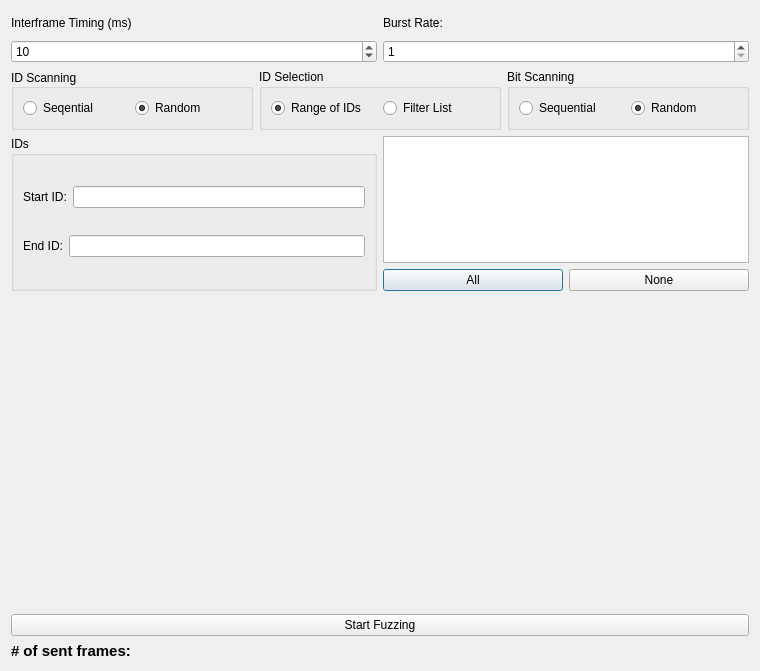
First picture: the form in fuzzingwindow.ui, repository collin80/SavvyCAN, before the edit.
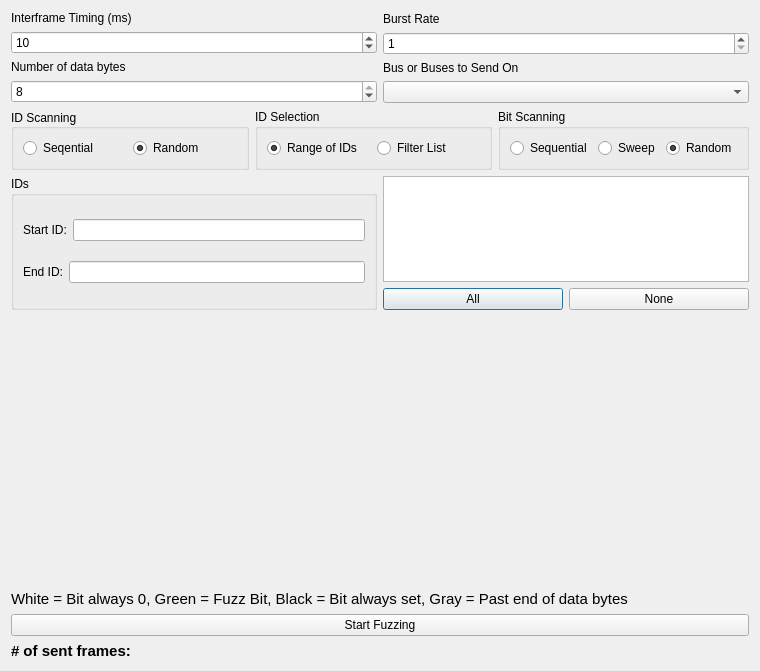
Second picture: the form after the edit. Custom widgets are drawn as their Qt base class.

Commit message: More implementation of fuzzing window - now it is possible to use the bitfield to select which bits to fuzz - random bit fuzzing works but seqential and sweep do not yet.

What changed in the file:
```diff
--- a/fuzzingwindow.ui
+++ b/fuzzingwindow.ui
@@ -13,7 +13,7 @@
   <property name="windowTitle">
    <string>Fuzzing Window</string>
   </property>
-  <layout class="QVBoxLayout" name="verticalLayout" stretch="1,1,3,6,0,0">
+  <layout class="QVBoxLayout" name="verticalLayout" stretch="1,1,3,6,0,0,0">
    <item>
     <layout class="QHBoxLayout" name="horizontalLayout">
      <item>
@@ -35,6 +35,23 @@
          </property>
         </widget>
        </item>
+       <item>
+        <widget class="QLabel" name="label_5">
+         <property name="text">
+          <string>Number of data bytes</string>
+         </property>
+        </widget>
+       </item>
+       <item>
+        <widget class="QSpinBox" name="spinBytes">
+         <property name="maximum">
+          <number>8</number>
+         </property>
+         <property name="value">
+          <number>8</number>
+         </property>
+        </widget>
+       </item>
       </layout>
      </item>
      <item>
@@ -42,7 +59,7 @@
        <item>
         <widget class="QLabel" name="label_2">
          <property name="text">
-          <string>Burst Rate:</string>
+          <string>Burst Rate</string>
          </property>
         </widget>
        </item>
@@ -59,6 +76,16 @@
          </property>
         </widget>
        </item>
+       <item>
+        <widget class="QLabel" name="label_6">
+         <property name="text">
+          <string>Bus or Buses to Send On</string>
+         </property>
+        </widget>
+       </item>
+       <item>
+        <widget class="QComboBox" name="cbBuses"/>
+       </item>
       </layout>
      </item>
     </layout>
@@ -133,6 +160,13 @@
           </property>
          </widget>
         </item>
+        <item>
+         <widget class="QRadioButton" name="rbSweep">
+          <property name="text">
+           <string>Sweep</string>
+          </property>
+         </widget>
+        </item>
         <item>
          <widget class="QRadioButton" name="rbRandomBits">
           <property name="text">
@@ -224,6 +258,18 @@
      </property>
     </widget>
    </item>
+   <item>
+    <widget class="QLabel" name="label_7">
+     <property name="font">
+      <font>
+       <pointsize>11</pointsize>
+      </font>
+     </property>
+     <property name="text">
+      <string>White = Bit always 0, Green = Fuzz Bit, Black = Bit always set, Gray = Past end of data bytes</string>
+     </property>
+    </widget>
+   </item>
    <item>
     <widget class="QPushButton" name="btnStartStop">
      <property name="text">
```
The commit also changes 2 other files.
